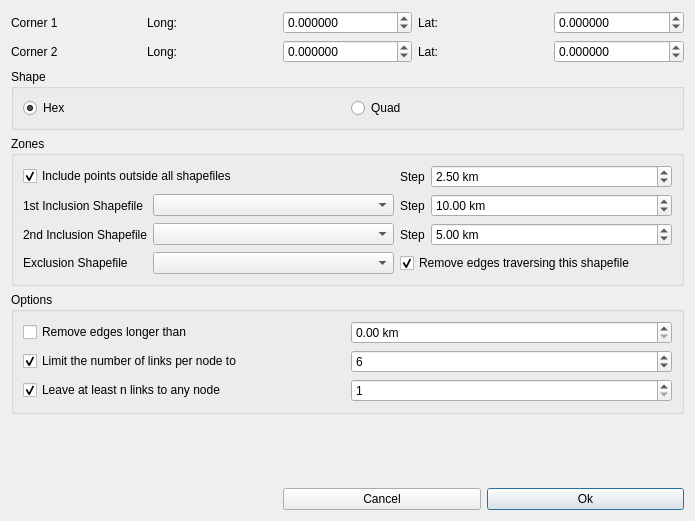
First picture: the form in qtgui/creategraphdialog.ui, repository frabas/DISPLACE_GUI, before the edit.
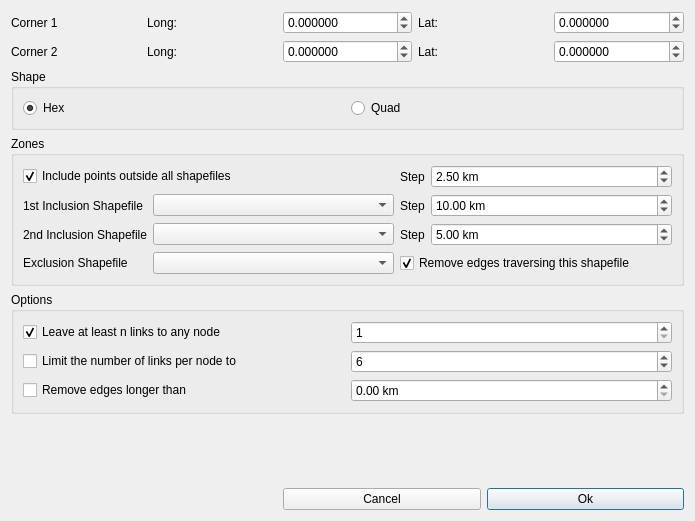
Second picture: the form after the edit.

Commit message: GraphBuilder dialog: control ordering and initial state changed

Diff of the .ui file:
```diff
--- a/qtgui/creategraphdialog.ui
+++ b/qtgui/creategraphdialog.ui
@@ -311,20 +311,47 @@
       <string>Options</string>
      </property>
      <layout class="QGridLayout" name="gridLayout_4">
-      <item row="0" column="0">
+      <item row="2" column="0">
        <widget class="QCheckBox" name="removesLongEdges">
         <property name="text">
          <string>Remove edges longer than</string>
         </property>
        </widget>
       </item>
-      <item row="0" column="1">
+      <item row="2" column="1">
        <widget class="QDoubleSpinBox" name="longEdgesLimit">
         <property name="suffix">
          <string> km</string>
         </property>
        </widget>
       </item>
+      <item row="0" column="0">
+       <widget class="QCheckBox" name="minLinksEnabled">
+        <property name="text">
+         <string>Leave at least n links to any node</string>
+        </property>
+        <property name="checked">
+         <bool>true</bool>
+        </property>
+       </widget>
+      </item>
+      <item row="0" column="1">
+       <widget class="QSpinBox" name="minLinks">
+        <property name="minimum">
+         <number>1</number>
+        </property>
+       </widget>
+      </item>
+      <item row="1" column="0">
+       <widget class="QCheckBox" name="maxLinksEnabled">
+        <property name="text">
+         <string>Limit the number of links per node to</string>
+        </property>
+        <property name="checked">
+         <bool>false</bool>
+        </property>
+       </widget>
+      </item>
       <item row="1" column="1">
        <widget class="QSpinBox" name="maxLinks">
         <property name="minimum">
@@ -335,33 +362,6 @@
         </property>
        </widget>
       </item>
-      <item row="1" column="0">
-       <widget class="QCheckBox" name="maxLinksEnabled">
-        <property name="text">
-         <string>Limit the number of links per node to</string>
-        </property>
-        <property name="checked">
-         <bool>true</bool>
-        </property>
-       </widget>
-      </item>
-      <item row="2" column="0">
-       <widget class="QCheckBox" name="minLinksEnabled">
-        <property name="text">
-         <string>Leave at least n links to any node</string>
-        </property>
-        <property name="checked">
-         <bool>true</bool>
-        </property>
-       </widget>
-      </item>
-      <item row="2" column="1">
-       <widget class="QSpinBox" name="minLinks">
-        <property name="minimum">
-         <number>1</number>
-        </property>
-       </widget>
-      </item>
      </layout>
     </widget>
    </item>
```
Left out of the diff: 11 changed lines with no effect on the pictures.
